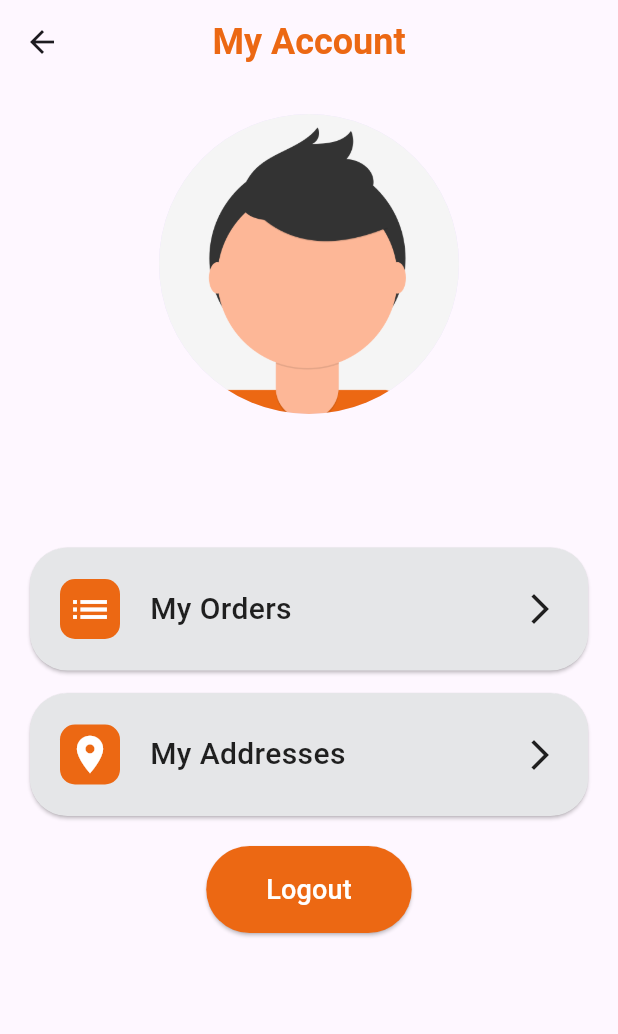
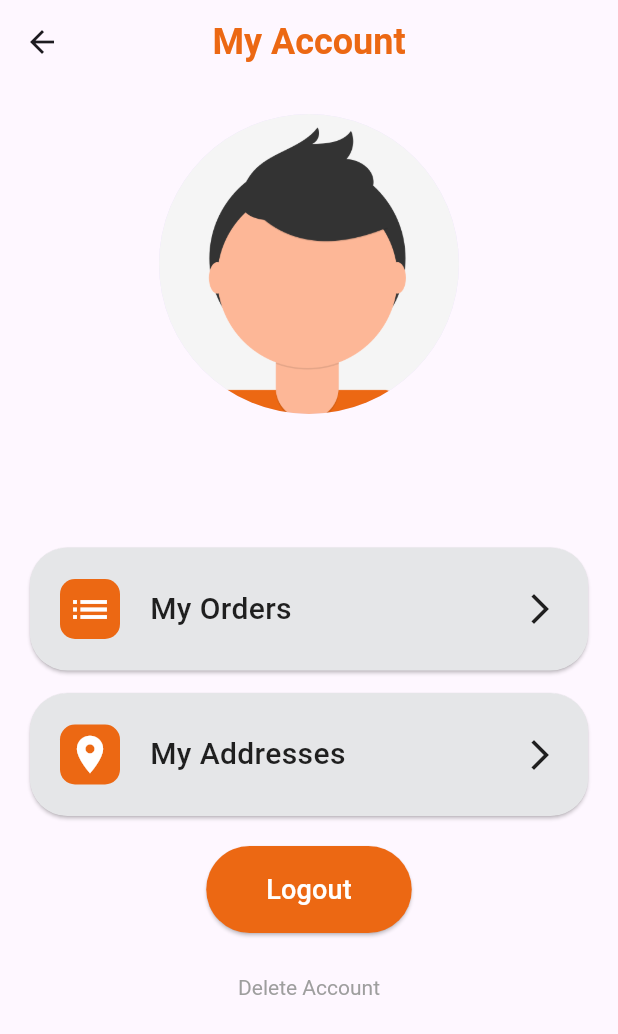
Before and after one commit to levanquang123/flutter-ecommerce-app, a Flutter app: the ProfileScreen screen opened directly, on a phone screen of 412 x 824 dp. Shown: the top 1034 px of the screen. Run offline on Flutter 3.47's test engine with Material 3 defaults, Android fonts, the phone set to English and light mode, and no system bars; our stand-ins replace dropdown_button2, flutter_login, get, get_storage, google_nav_bar, package_info_plus and 3 more; missing offline and left inert: flutter_stripe, onesignal_flutter; accounts and stored records are empty; statements that could not run were skipped.

Commit message:
Add account deletion instructions

```diff
--- a/lib/screen/profile_screen/profile_screen.dart
+++ b/lib/screen/profile_screen/profile_screen.dart
@@ -76,6 +76,37 @@ class ProfileScreen extends StatelessWidget {
               child: const Text('Logout', style: TextStyle(fontSize: 18)),
             ),
           ),
+          const SizedBox(height: 12),
+          Center(
+            child: TextButton(
+              style: TextButton.styleFrom(
+                foregroundColor: Colors.grey,
+                textStyle: const TextStyle(fontSize: 14),
+              ),
+              onPressed: () {
+                showDialog<void>(
+                  context: context,
+                  builder: (dialogContext) {
+                    return AlertDialog(
+                      title: const Text('Delete Account'),
+                      content: const Text(
+                        'To delete your account, please send an email to levanquang27122005@gmail.com. We will process your request within 72 hours.',
+                      ),
+                      actions: [
+                        TextButton(
+                          onPressed: () => Navigator.of(dialogContext).pop(),
+                          child: const Text('OK'),
+                        ),
+                      ],
+                    );
+                  },
+                );
+              },
+              child: const Text(
+                'Delete Account',
+              ),
+            ),
+          ),
         ],
       ),
     );
```
